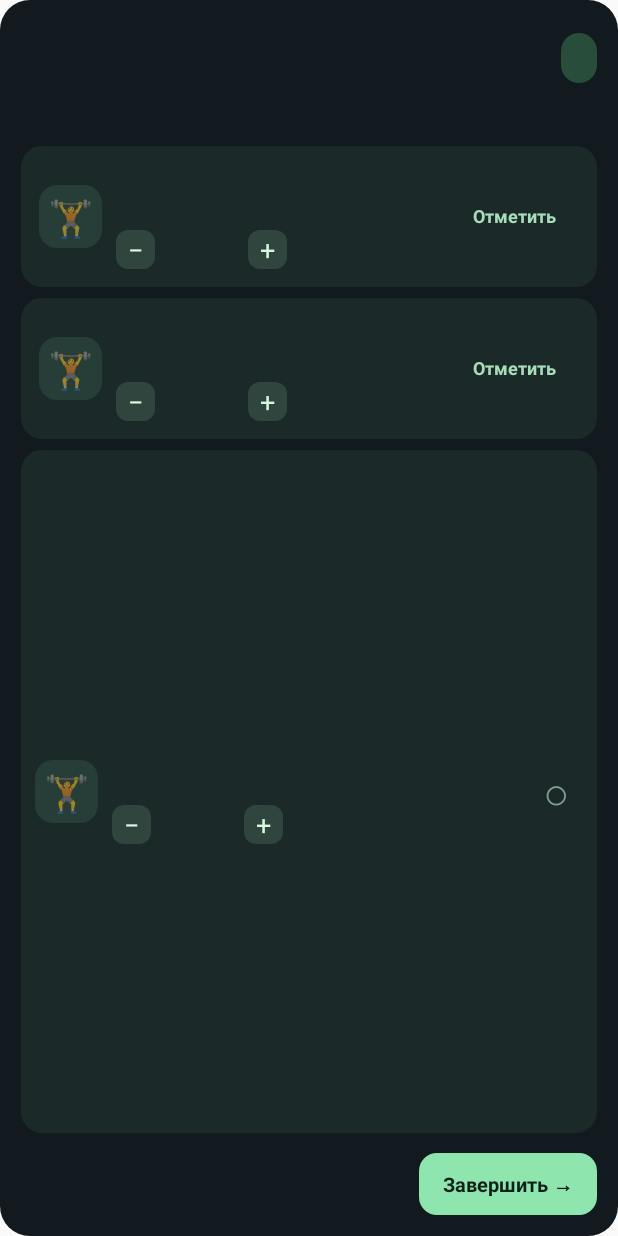
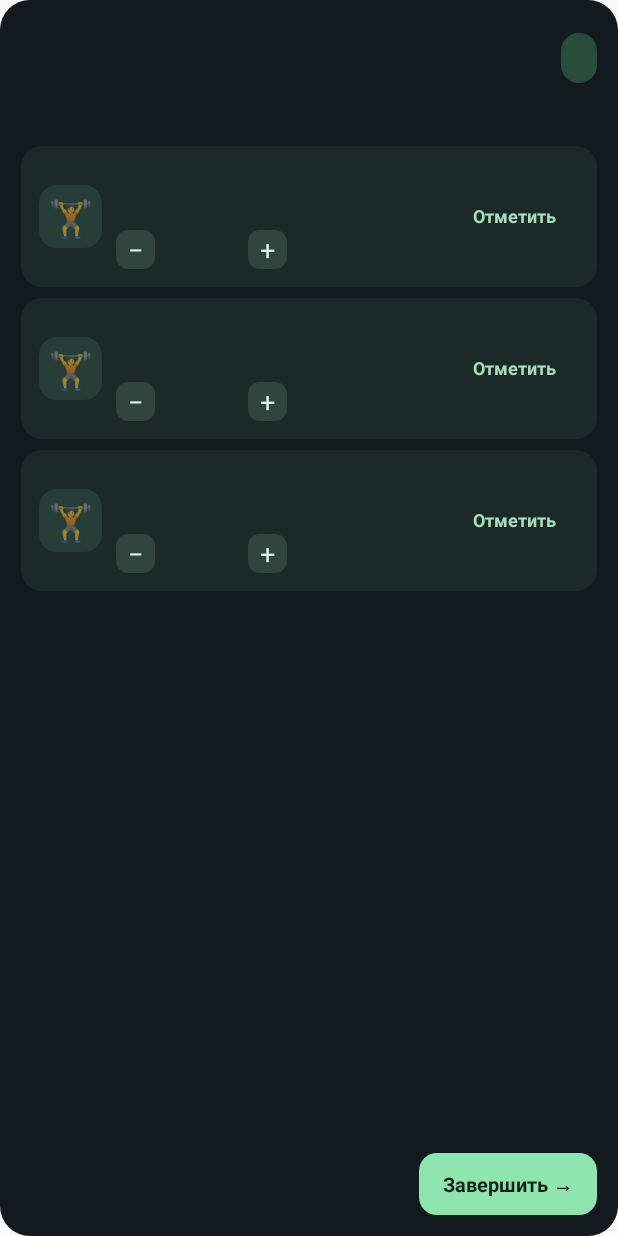
Before and after one commit to DenisovR/workout-widget, an Android app: the layout widget.xml on its own in the app's theme, with its tools: preview values and no code run, on a phone screen of 412 x 824 dp. Run offline under Robolectric (Android 15) with nearby library versions, the phone set to English and light mode, and no system bars.

Commit message:
Make exercise card 3 compact with labeled completion action

```diff
--- a/app/src/main/res/layout/exercise_three.xml
+++ b/app/src/main/res/layout/exercise_three.xml
@@ -1,7 +1,7 @@
 <?xml version="1.0" encoding="utf-8"?>
 <LinearLayout xmlns:android="http://schemas.android.com/apk/res/android"
- android:layout_width="match_parent" android:layout_height="0dp" android:layout_weight="1"
- android:layout_marginBottom="7dp" android:background="@drawable/exercise_card" android:padding="9dp" android:gravity="center_vertical" android:orientation="horizontal">
+ android:layout_width="match_parent" android:layout_height="wrap_content"
+ android:layout_marginBottom="7dp" android:background="@drawable/exercise_card" android:padding="12dp" android:gravity="center_vertical" android:orientation="horizontal">
  <TextView android:id="@+id/icon3" android:layout_width="42dp" android:layout_height="42dp" android:background="@drawable/icon_back" android:gravity="center" android:textSize="24sp" android:text="🏋"/>
  <LinearLayout android:layout_width="0dp" android:layout_height="wrap_content" android:layout_weight="1" android:layout_marginLeft="9dp" android:orientation="vertical">
   <TextView android:id="@+id/name3" android:layout_width="match_parent" android:layout_height="wrap_content" android:textColor="#FFFFFF" android:textSize="13sp" android:textStyle="bold" android:maxLines="2" android:ellipsize="end"/>
@@ -12,5 +12,5 @@
    <TextView android:id="@+id/plus3" android:layout_width="26dp" android:layout_height="26dp" android:gravity="center" android:background="@drawable/small_button" android:text="+" android:textColor="#D6F8DF" android:textSize="18sp"/>
   </LinearLayout>
  </LinearLayout>
- <TextView android:id="@+id/check3" android:layout_width="36dp" android:layout_height="46dp" android:gravity="center" android:text="○" android:textColor="#7F9D91" android:textSize="29sp"/>
+ <TextView android:id="@+id/check3" android:layout_width="86dp" android:layout_height="48dp" android:gravity="center" android:text="Отметить" android:textColor="#A8DDBA" android:textSize="12sp" android:textStyle="bold" android:contentDescription="Отметить выполнение упражнения"/>
 </LinearLayout>
```
